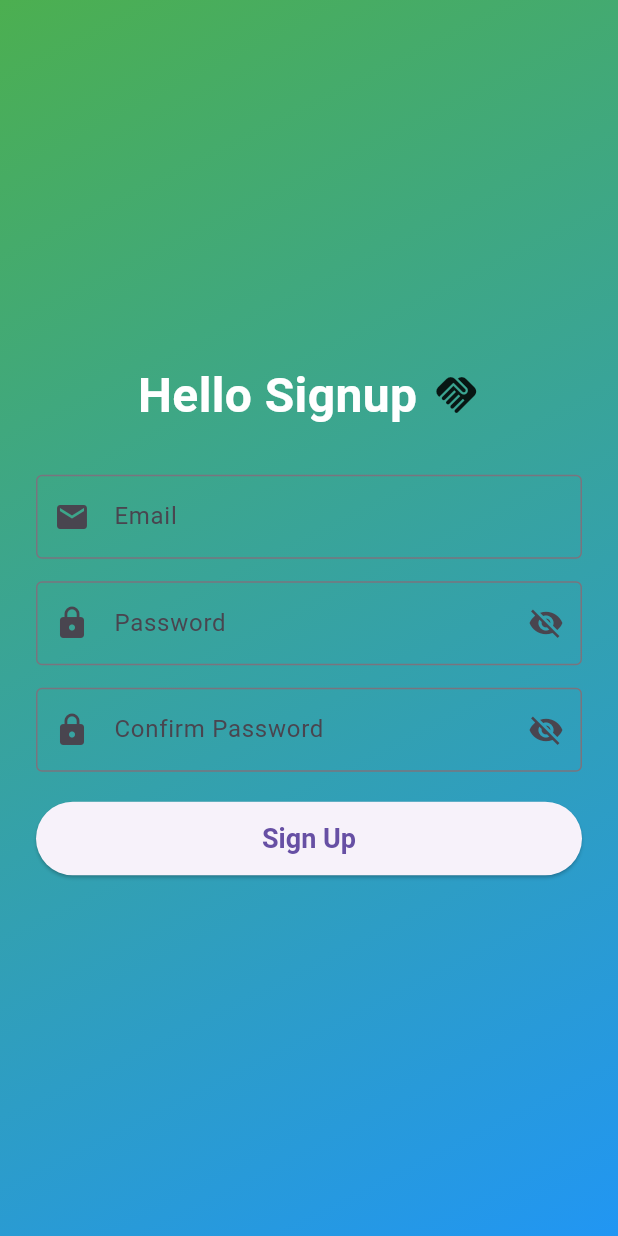
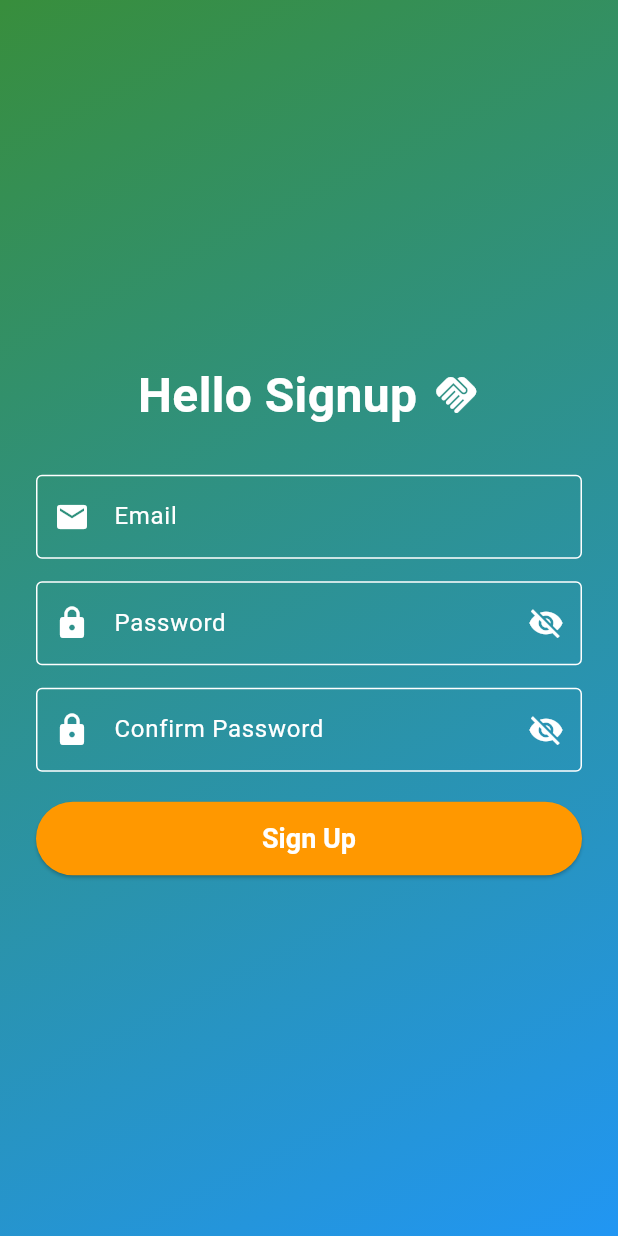
Before and after one commit to omar-albarakeh/chatapp-v2, a Flutter app: the screen it shows after launch, on a phone screen of 412 x 824 dp. Run offline on Flutter 3.47's test engine with Material 3 defaults, Android fonts, the phone set to English and light mode, and no system bars.

Commit message:
signup page updated

```diff
--- a/lib/Signup.dart
+++ b/lib/Signup.dart
@@ -17,7 +17,7 @@ class _SignuppageState extends State<Signuppage> {
       body: Container(
         decoration: BoxDecoration(
           gradient: LinearGradient(
-            colors: [Colors.green, Colors.blue],
+            colors: [Colors.green.shade700, Colors.blue],
             begin: Alignment.topLeft,
             end: Alignment.bottomRight,
           ),
@@ -32,27 +32,36 @@ class _SignuppageState extends State<Signuppage> {
                 const Row(
                   mainAxisSize: MainAxisSize.min,
                   children: [
-                    Text("Hello Signup", style: TextStyle(fontSize: 32, fontWeight: FontWeight.bold,color: Colors.white)),
+                    Text("Hello Signup", style: TextStyle(fontSize: 32, fontWeight: FontWeight.bold, color: Colors.white)),
                     SizedBox(width: 10),
-                    Icon(Icons.handshake, size: 32),
+                    Icon(Icons.handshake, size: 32, color: Colors.white),
                   ],
                 ),
                 const SizedBox(height: 30),
-                const TextField(
+                TextField(
                   decoration: InputDecoration(
                     labelText: "Email",
-                    prefixIcon: Icon(Icons.email),
-                    border: OutlineInputBorder(),
+                    labelStyle: const TextStyle(color: Colors.white),
+                    prefixIcon: const Icon(Icons.email, color: Colors.white),
+                    border: const OutlineInputBorder(),
+                    focusedBorder: OutlineInputBorder(
+                      borderSide: BorderSide(color: Colors.orange.shade500),
+                    ),
+                    enabledBorder: OutlineInputBorder(
+                      borderSide: BorderSide(color: Colors.white),
+                    ),
                   ),
+                  style: const TextStyle(color: Colors.white),
                   keyboardType: TextInputType.emailAddress,
                 ),
                 const SizedBox(height: 15),
                 TextField(
                   decoration: InputDecoration(
                     labelText: "Password",
-                    prefixIcon: const Icon(Icons.lock),
+                    labelStyle: const TextStyle(color: Colors.white),
+                    prefixIcon: const Icon(Icons.lock, color: Colors.white),
                     suffixIcon: IconButton(
-                      icon: Icon(_isPasswordVisible ? Icons.visibility : Icons.visibility_off),
+                      icon: Icon(_isPasswordVisible ? Icons.visibility : Icons.visibility_off, color: Colors.white),
                       onPressed: () {
                         setState(() {
                           _isPasswordVisible = !_isPasswordVisible;
@@ -60,16 +69,24 @@ class _SignuppageState extends State<Signuppage> {
                       },
                     ),
                     border: const OutlineInputBorder(),
+                    focusedBorder: OutlineInputBorder(
+                      borderSide: BorderSide(color: Colors.orange.shade500),
+                    ),
+                    enabledBorder: OutlineInputBorder(
+                      borderSide: BorderSide(color: Colors.white),
+                    ),
                   ),
                   obscureText: !_isPasswordVisible,
+                  style: const TextStyle(color: Colors.white),
                 ),
                 const SizedBox(height: 15),
                 TextField(
                   decoration: InputDecoration(
                     labelText: "Confirm Password",
-                    prefixIcon: const Icon(Icons.lock),
+                    labelStyle: const TextStyle(color: Colors.white),
+                    prefixIcon: const Icon(Icons.lock, color: Colors.white),
                     suffixIcon: IconButton(
-                      icon: Icon(_isConfirmPasswordVisible ? Icons.visibility : Icons.visibility_off),
+                      icon: Icon(_isConfirmPasswordVisible ? Icons.visibility : Icons.visibility_off, color: Colors.white),
                       onPressed: () {
                         setState(() {
                           _isConfirmPasswordVisible = !_isConfirmPasswordVisible;
@@ -77,8 +94,15 @@ class _SignuppageState extends State<Signuppage> {
                       },
                     ),
                     border: const OutlineInputBorder(),
+                    focusedBorder: OutlineInputBorder(
+                      borderSide: BorderSide(color: Colors.orange.shade500),
+                    ),
+                    enabledBorder: OutlineInputBorder(
+                      borderSide: BorderSide(color: Colors.white),
+                    ),
                   ),
                   obscureText: !_isConfirmPasswordVisible,
+                  style: const TextStyle(color: Colors.white),
                 ),
                 const SizedBox(height: 20),
                 SizedBox(
@@ -86,10 +110,11 @@ class _SignuppageState extends State<Signuppage> {
                   child: ElevatedButton(
                     onPressed: () {},
                     style: ElevatedButton.styleFrom(
+                      backgroundColor: Colors.orange.shade500,
                       padding: const EdgeInsets.symmetric(vertical: 14),
                       textStyle: const TextStyle(fontSize: 18, fontWeight: FontWeight.bold),
                     ),
-                    child: const Text("Sign Up"),
+                    child: const Text("Sign Up", style: TextStyle(color: Colors.white)),
                   ),
                 ),
               ],
```
